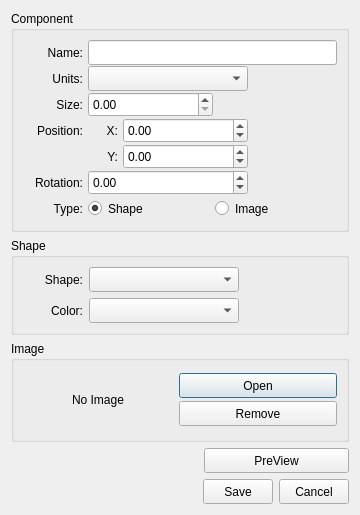
Before: the Qt Designer form saccadeapp/gui/resources/component.ui in cwichel/Thesis_Code, drawn with Qt 5.
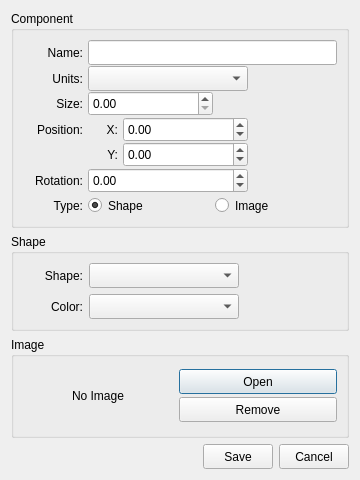
After: the same form once the commit is applied. Custom widgets are drawn as their Qt base class.

```diff
--- a/saccadeapp/gui/resources/component.ui
+++ b/saccadeapp/gui/resources/component.ui
@@ -7,19 +7,19 @@
     <x>0</x>
     <y>0</y>
     <width>360</width>
-    <height>515</height>
+    <height>480</height>
    </rect>
   </property>
   <property name="minimumSize">
    <size>
     <width>360</width>
-    <height>515</height>
+    <height>480</height>
    </size>
   </property>
   <property name="maximumSize">
    <size>
     <width>360</width>
-    <height>515</height>
+    <height>480</height>
    </size>
   </property>
   <property name="windowTitle">
@@ -661,42 +661,6 @@
      </layout>
     </widget>
    </item>
-   <item>
-    <layout class="QHBoxLayout" name="hly_04">
-     <item>
-      <spacer name="hsp_03">
-       <property name="orientation">
-        <enum>Qt::Horizontal</enum>
-       </property>
-       <property name="sizeHint" stdset="0">
-        <size>
-         <width>40</width>
-         <height>20</height>
-        </size>
-       </property>
-      </spacer>
-     </item>
-     <item>
-      <widget class="QPushButton" name="pbt_preview">
-       <property name="minimumSize">
-        <size>
-         <width>145</width>
-         <height>25</height>
-        </size>
-       </property>
-       <property name="maximumSize">
-        <size>
-         <width>145</width>
-         <height>25</height>
-        </size>
-       </property>
-       <property name="text">
-        <string>PreView</string>
-       </property>
-      </widget>
-     </item>
-    </layout>
-   </item>
    <item>
     <layout class="QHBoxLayout" name="hly_05">
      <item>
```
